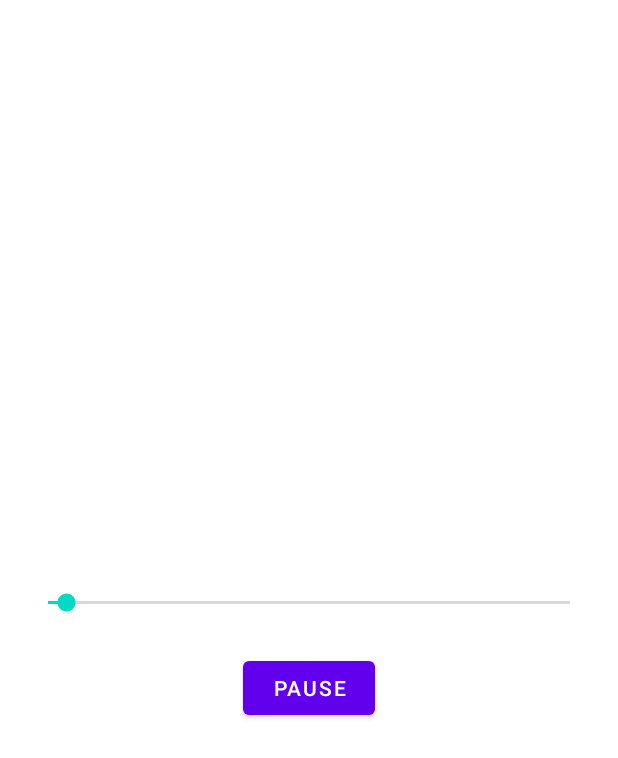
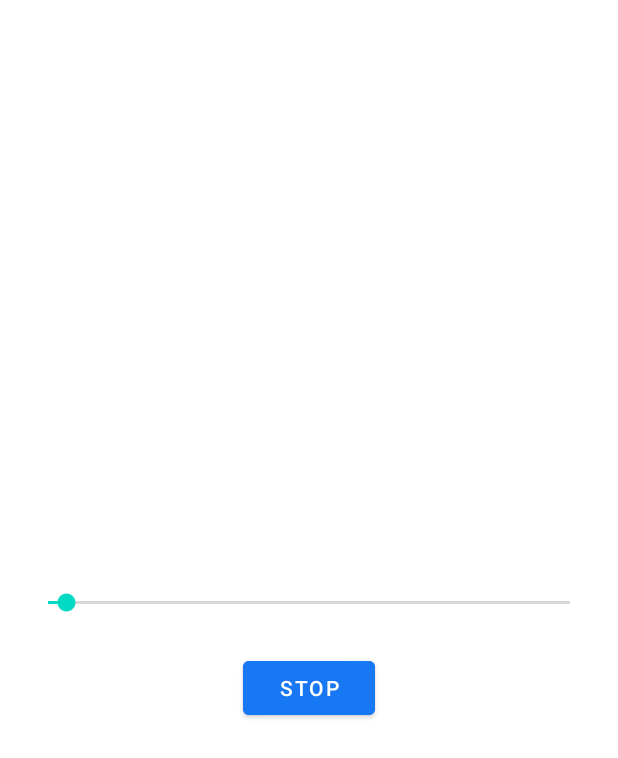
Before and after one commit to lennon-tp/jourdain, an Android app: the AudioPlayerActivity screen opened directly, with no data from a screen before it, after a tap on "PLAY", on a phone screen of 412 x 824 dp. Shown: the top 758 px of the screen. Run offline under Robolectric (Android 15) with nearby library versions, the phone set to English and light mode, and no system bars; 1 statement that could not run was skipped.

Commit message:
correction affichage divers

```diff
--- a/Jourdain/app/src/main/java/com/example/jourdain/ui/audio/AudioPlayerActivity.java
+++ b/Jourdain/app/src/main/java/com/example/jourdain/ui/audio/AudioPlayerActivity.java
@@ -41,10 +41,10 @@ public class AudioPlayerActivity extends AppCompatActivity {
         btnPlayPause.setOnClickListener(v -> {
             if (mediaPlayer.isPlaying()) {
                 mediaPlayer.pause();
-                btnPlayPause.setText("Play");
+                btnPlayPause.setText("PLAY");
             } else {
                 mediaPlayer.start();
-                btnPlayPause.setText("Pause");
+                btnPlayPause.setText("STOP");
             }
         });
 
--- a/Jourdain/app/src/main/res/layout/activity_audio_player.xml
+++ b/Jourdain/app/src/main/res/layout/activity_audio_player.xml
@@ -23,6 +23,7 @@
 
     <Button
         android:id="@+id/btnPlayPause"
+        android:backgroundTint="#1877F2"
         android:layout_width="wrap_content"
         android:layout_height="wrap_content"
         android:text="Play"/>
--- a/Jourdain/app/src/main/res/layout/activity_main.xml
+++ b/Jourdain/app/src/main/res/layout/activity_main.xml
@@ -30,6 +30,7 @@
             android:text="Bienvenue sur l'application officielle de la paroisse de Jourdain"
             android:textAlignment="center"
             android:gravity="center"
+            android:padding="20dp"
             android:textColor="@color/black"
             android:textSize="18sp"
             android:layout_marginTop="12dp"
@@ -104,7 +105,7 @@
             android:id="@+id/btnAudio"
             android:layout_width="wrap_content"
             android:layout_height="wrap_content"
-            android:text="Accéder au piste audio"
+            android:text="Accéder aux pistes audio"
             android:textColor="@color/white"
             android:backgroundTint="#1877F2"
             android:paddingLeft="28dp"
```
